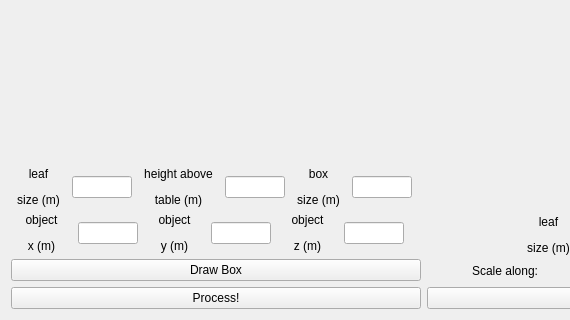
The window that pclviewer.ui (samarth-robo/ICP-gui) describes before a commit, drawn with Qt 5; both pictures show x 0 to 570 and y 219 to 539 of the 1264 by 539 pixel window.
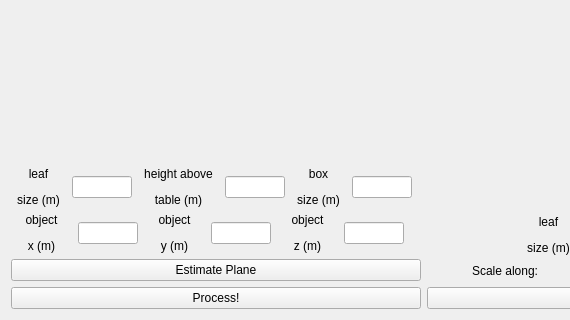
The same window after the commit. Custom widgets are drawn as their Qt base class.

Commit message: Shows plane, some refactoring

What changed in the file:
```diff
--- a/pclviewer.ui
+++ b/pclviewer.ui
@@ -350,7 +350,7 @@
      <item>
       <widget class="QPushButton" name="scene_draw_box_button">
        <property name="text">
-        <string>Draw Box</string>
+        <string>Estimate Plane</string>
        </property>
       </widget>
      </item>
```
Left out of the diff: 2 changed lines with no effect on the pictures. The commit also changes 6 other files.
